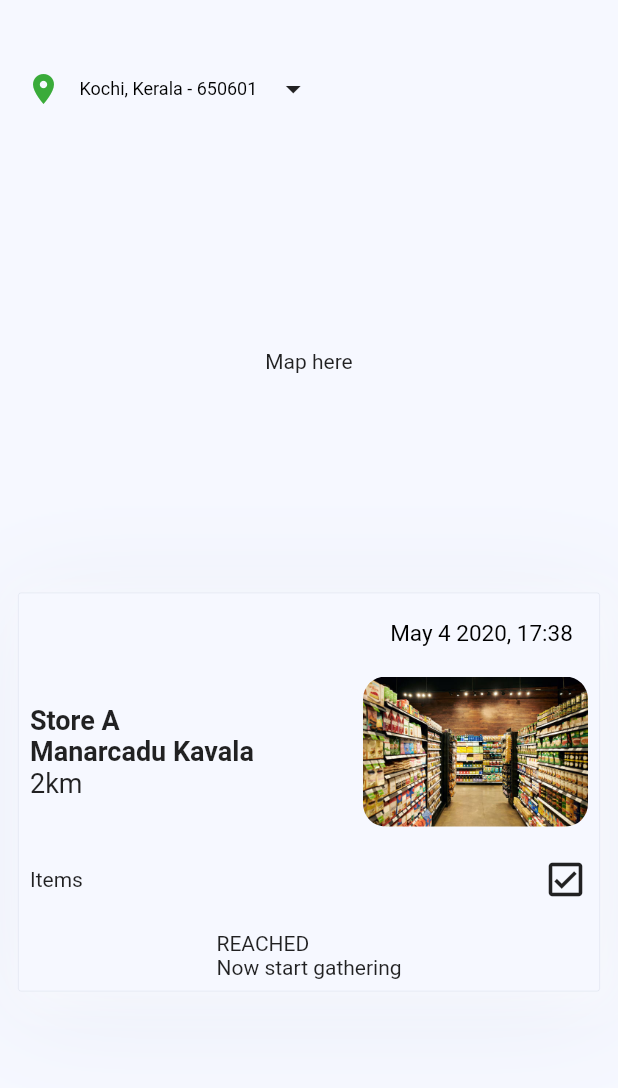
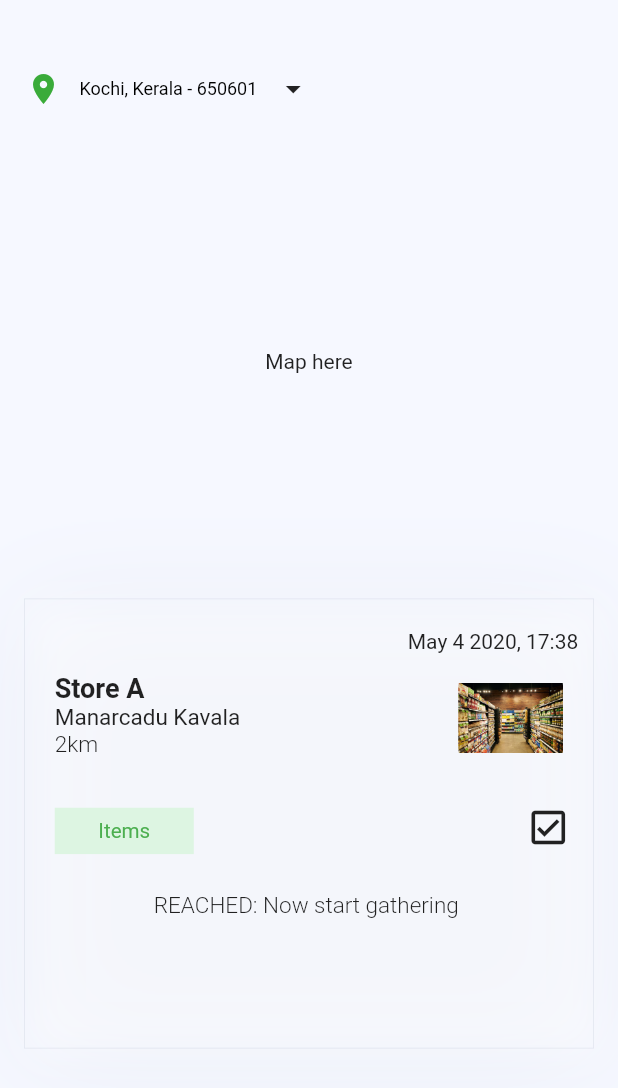
Before and after one commit to neeraj2403/Agrivator-Task, a Flutter app: the ToStore widget shown alone on an empty page, opened directly, on a phone screen of 412 x 824 dp. Shown: the top 1088 px of the screen. Run offline on Flutter 3.47's test engine with Material 2 defaults, Android fonts, the phone set to English and light mode, and no system bars; our stand-ins replace bottom_navy_bar.

Commit message:
added buttons

```diff
--- a/lib/main.dart
+++ b/lib/main.dart
@@ -96,10 +96,12 @@ class _MyHomePageState extends State<MyHomePage> {
           },
           children: <Widget>[
             RiderHome(),
+            OrderNotify(),
+            Profile(),
             ToStore(),
             ToUser(),
             OrderDeliver(),
-            Profile(),
+
           ],
         ),
       ),
--- a/lib/to_store.dart
+++ b/lib/to_store.dart
@@ -1,4 +1,5 @@
 import 'package:flutter/material.dart';
+import 'package:rider_app/popmenuButton.dart';
 import 'package:rider_app/top_bar.dart';
 
 class ToStore extends StatefulWidget {
@@ -21,9 +22,12 @@ class _ToStoreState extends State<ToStore> {
             padding: EdgeInsets.only(top: 150), child: Text('Map here')),
       ),
       Padding(
-          padding: const EdgeInsets.all(8.0),
+        padding: const EdgeInsets.all(16.0),
         child: Container(
-              decoration: new BoxDecoration(
+          height: 300,
+          decoration: BoxDecoration(
+            border:
+                Border.all(width: 0.5, color: Color.fromRGBO(42, 70, 112, 0.1)),
             boxShadow: [
               new BoxShadow(
                 color: Color.fromRGBO(24, 50, 115, 0.06),
@@ -43,90 +47,86 @@ class _ToStoreState extends State<ToStore> {
               )
             ],
           ),
-              child: Card(
-                  elevation: 0,
-                  borderOnForeground: false,
-                  shape: RoundedRectangleBorder(
-                    side: BorderSide(
-                        color: Color.fromRGBO(42, 70, 112, 0.1), width: 0.5),
-                    borderRadius: BorderRadius.circular(2),
+          child: Column(
+            mainAxisAlignment: MainAxisAlignment.start,
+            crossAxisAlignment: CrossAxisAlignment.start,
+            children: [
+              Row(
+                mainAxisAlignment: MainAxisAlignment.spaceBetween,
+                children: [
+                  Padding(
+                    padding: const EdgeInsets.only(top: 30, left: 20),
+                    child: Column(
+                      // mainAxisAlignment: MainAxisAlignment.start,
+                      crossAxisAlignment: CrossAxisAlignment.start,
+                      children: [
+                        Text(
+                          'Store A',
+                          style: TextStyle(
+                              fontSize: 18, fontWeight: FontWeight.bold),
                         ),
-
-                  // borderOnForeground: false,
-                  color: Color.fromRGBO(246, 248, 255, 1),
-                  child: Padding(
-                      padding: const EdgeInsets.all(8.0),
+                        Text(
+                          'Manarcadu Kavala',
+                          style: TextStyle(fontSize: 15),
+                        ),
+                        Text(
+                          '2km',
+                          style: TextStyle(
+                              fontSize: 15, fontWeight: FontWeight.w300),
+                        ),
+                      ],
+                    ),
+                  ),
+                  Padding(
+                    padding: const EdgeInsets.all(10.0),
                     child: Column(
-                        children: [
-                          Column(
                       crossAxisAlignment: CrossAxisAlignment.end,
                       children: [
                         Padding(
-                                  padding: EdgeInsets.only(
-                                      top: 10, bottom: 20, left: 230),
-                                  child: Text(
-                                    'May 4 2020, 17:38',
-                                    textAlign: TextAlign.end,
-                                    style: TextStyle(
-                                        color: Colors.black, fontSize: 15),
+                          padding: const EdgeInsets.only(top: 10.0),
+                          child: Text('May 4 2020, 17:38'),
+                        ),
+                        Padding(
+                          padding: const EdgeInsets.only(top: 8.0, right: 10),
+                          child: Container(
+                              height: 70,
+                              width: 70,
+                              decoration: BoxDecoration(),
+                              child: ClipRRect(
+                                borderRadius: BorderRadius.circular(15),
+                                child: Image.asset('assets/store.jpg'),
+                              )),
+                        )
+                      ],
                     ),
                   )
-                              ]),
+                ],
+              ),
               Row(
                 mainAxisAlignment: MainAxisAlignment.spaceBetween,
                 children: [
-                              Container(
-                                  width: 200,
-                                  child: Column(
-                                    crossAxisAlignment:
-                                        CrossAxisAlignment.start,
-                                    children: [
-                                      Text(
-                                        'Store A',
-                                        textAlign: TextAlign.left,
-                                        style: TextStyle(
-                                            fontSize: 18,
-                                            fontWeight: FontWeight.bold),
+                  PopMenu(),
+                  Padding(
+                    padding: const EdgeInsets.only(right:15.0),
+                    child: Icon(
+                      Icons.check_box_outlined,
+                      size: 30,
                     ),
-                                      Text(
-                                        'Manarcadu Kavala',
-                                        textAlign: TextAlign.left,
-                                        style: TextStyle(
-                                            fontSize: 18,
-                                            fontWeight: FontWeight.w600),
-                                      ),
-                                      Text(
-                                        '2km',
-                                        textAlign: TextAlign.start,
-                                        style: TextStyle(fontSize: 18),
                   )
-                                    ],
-                                  )),
-                              ClipRRect(
-                                  borderRadius:
-                                      BorderRadius.all(Radius.circular(15)),
-                                  child: Image.asset('assets/store.jpg',
-                                      width: 150, height: 100)),
                 ],
               ),
               Padding(
-                              padding: EdgeInsets.only(top: 20, bottom: 20),
-                              child: Row(
-                                mainAxisAlignment:
-                                    MainAxisAlignment.spaceBetween,
-                                children: [
-                                  SizedBox(child: Text('Items')),
-                                  Icon(
-                                    Icons.check_box_outlined,
-                                    size: 30,
-                                  )
+                padding: const EdgeInsets.only(top: 15.0),
+                child: Center(
+                    child: Text(
+                  'REACHED: Now start gathering ',
+                  style: TextStyle(fontSize: 15, fontWeight: FontWeight.w300),
+                )),
+              ),
             ],
-                              )),
-                          Center(
-                            child: Text('REACHED\nNow start gathering'),
-                          )
-                        ],
-                      )))))
+          ),
+        ),
+      ),
     ])));
   }
 }
--- a/pubspec.yaml
+++ b/pubspec.yaml
@@ -47,9 +47,8 @@ flutter:
   # To add assets to your application, add an assets section, like this:
   assets:
     - assets/store.jpg
-    # assets:
-    #   - images/a_dot_burr.jpeg
-    #   - images/a_dot_ham.jpeg
+    - assets/1.jpg
+
     - assets/profile.jpg
     - assets/store1.jpg
 
```
Also changed, not shown: lib/order_notify.dart (+6 -1 lines), lib/to_user.dart (+72 -71 lines), assets/1.jpg (added). Lines whose indentation alone changed are shown as unchanged.
